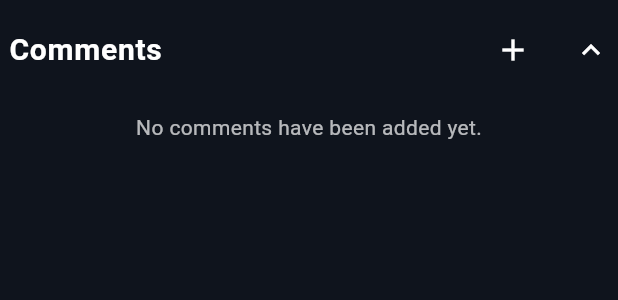
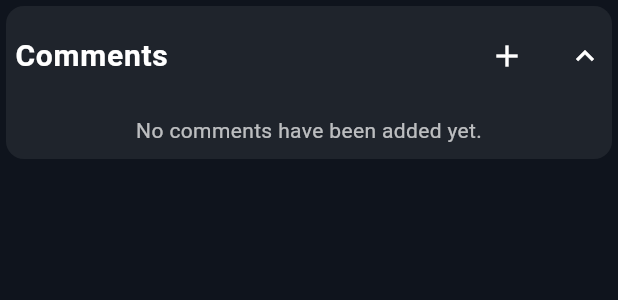
Before and after one commit to jhdavey/pdapps, a Flutter app: the BuildCommentsSection widget shown alone on an empty page, opened directly with empty values, after a tap on "Comments", on a phone screen of 412 x 824 dp. Shown: the top 300 px of the screen. Run offline on Flutter 3.47's test engine with Material 3 defaults, Android fonts, the light colour scheme and no system bars; our stand-ins replace bloc, cached_network_image, equatable, flutter_bloc, image_picker, shared_preferences and 1 more; missing offline and left inert: flutter_quill, flutter_quill_extensions; accounts and stored records are empty; network calls fail.

Commit message:
updated layout of build view

```diff
--- a/lib/widgets/builds/build_comment_section.dart
+++ b/lib/widgets/builds/build_comment_section.dart
@@ -1,4 +1,6 @@
+// lib/widgets/builds/build_comment_section.dart
 // ignore_for_file: library_private_types_in_public_api
+
 import 'package:flutter/material.dart';
 import 'package:pd/utilities/dialogs/comments/add_comment_dialog.dart';
 import 'package:pd/widgets/comment_tile.dart';
@@ -17,7 +19,7 @@ class BuildCommentsSection extends StatelessWidget {
     required this.reloadBuildData,
   });
 
-  // Build a nested tree structure from the flat list of comments.
+  // Convert flat list into a nested tree
   List<Map<String, dynamic>> buildCommentTree(List<dynamic> comments) {
     final Map<int, Map<String, dynamic>> commentMap = {};
     for (var comment in comments) {
@@ -45,22 +47,23 @@ class BuildCommentsSection extends StatelessWidget {
     final List<Map<String, dynamic>> commentTree = buildCommentTree(comments);
     final topLevelComments = commentTree.reversed.toList();
 
-    return Container(
+    return Padding(
+      padding: const EdgeInsets.all(4.0),
+      child: Container(
         decoration: BoxDecoration(
-        color: Colors.transparent,
-        borderRadius: BorderRadius.circular(16.0),
+          color: Theme.of(context).cardTheme.color,
+          borderRadius: BorderRadius.circular(12),
         ),
+        clipBehavior: Clip.hardEdge,
         child: Theme(
           data: ThemeData(dividerColor: Colors.transparent),
           child: ExpansionTile(
-          // ↓ EXACTLY THE SAME PADDING / COLORS as Notes and Modifications ↓
+            // Use the same collapsedBackgroundColor as “Build Sheet”
+            collapsedBackgroundColor: Theme.of(context).cardTheme.color,
             backgroundColor: Colors.transparent,
-          collapsedBackgroundColor: Colors.transparent,
             iconColor: Colors.white,
             collapsedIconColor: Colors.white,
-          tilePadding: const EdgeInsets.symmetric(horizontal: 6.0),
-          childrenPadding: const EdgeInsets.symmetric(horizontal: 6.0),
-
+            tilePadding: const EdgeInsets.symmetric(horizontal: 6, vertical: 0),
             title: Row(
               mainAxisAlignment: MainAxisAlignment.spaceBetween,
               children: [
@@ -86,14 +89,15 @@ class BuildCommentsSection extends StatelessWidget {
                 ),
               ],
             ),
-
             children: [
-            const SizedBox(height: 10),
-
+              const SizedBox(height: 8),
               if (topLevelComments.isEmpty)
-              const Text(
+                const Padding(
+                  padding: EdgeInsets.symmetric(horizontal: 12.0),
+                  child: Text(
                     'No comments have been added yet.',
                     style: TextStyle(color: Colors.white70),
+                  ),
                 )
               else
                 ...topLevelComments.map((comment) {
@@ -105,9 +109,9 @@ class BuildCommentsSection extends StatelessWidget {
                     reloadBuildData: reloadBuildData,
                   );
                 }).toList(),
-
-            const SizedBox(height: 10),
+              const SizedBox(height: 8),
             ],
+          ),
         ),
       ),
     );
--- a/lib/widgets/builds/build_data_section.dart
+++ b/lib/widgets/builds/build_data_section.dart
@@ -17,9 +17,7 @@ Widget buildSection({
         crossAxisAlignment: CrossAxisAlignment.start,
         children: [
           ...filteredData.map((data) {
-            return Padding(
-              padding: const EdgeInsets.symmetric(vertical: 6),
-              child: Text.rich(
+            return Text.rich(
               TextSpan(
                 children: [
                   TextSpan(
@@ -35,7 +33,6 @@ Widget buildSection({
                   ),
                 ],
               ),
-              ),
             );
           }).toList(),
         ],
--- a/lib/widgets/builds/build_note_section.dart
+++ b/lib/widgets/builds/build_note_section.dart
@@ -175,7 +175,6 @@ class BuildNotesSection extends StatelessWidget {
                 ),
               ),
             ),
-            const SizedBox(height: 10),
           ],
         ),
       ),
```
Also changed, not shown: lib/views/builds/build_view.dart (+54 -50 lines). Lines whose indentation alone changed are shown as unchanged.
